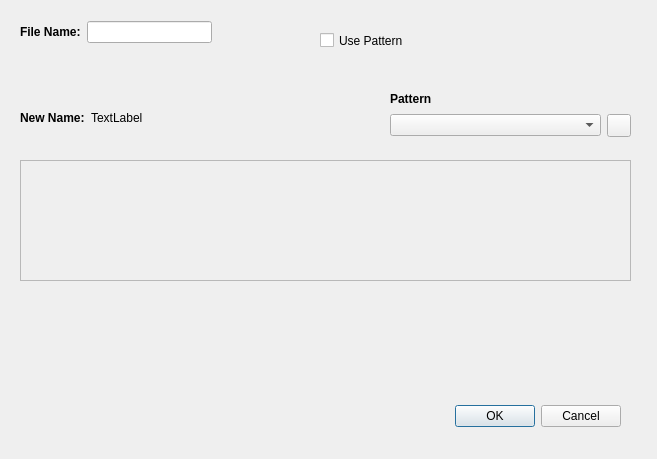
This is examples/Dynamic/RenameDialog.ui in rbbrnc/krbkACD as Qt 5 draws it before an edit. The edited form follows.
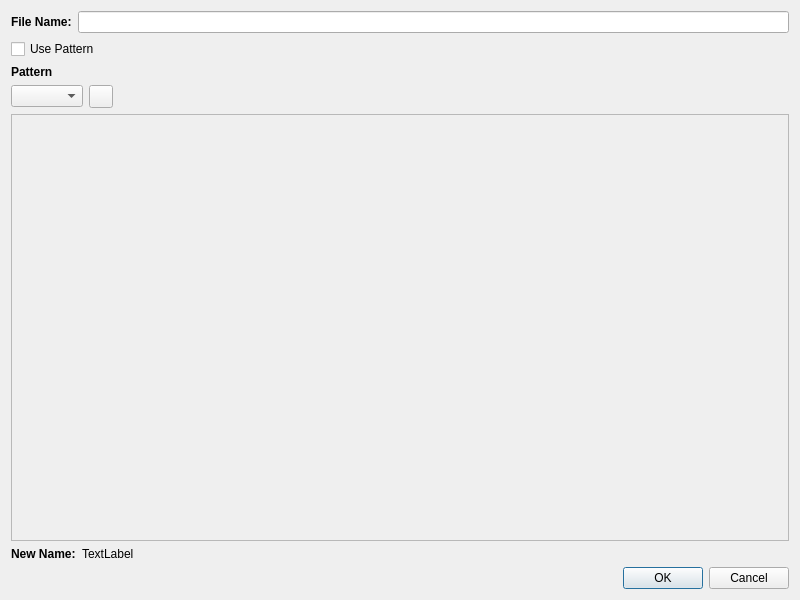
This is the edited form. Icons and pictures are not drawn.

```diff
--- a/examples/Dynamic/RenameDialog.ui
+++ b/examples/Dynamic/RenameDialog.ui
@@ -6,38 +6,66 @@
    <rect>
     <x>0</x>
     <y>0</y>
-    <width>657</width>
-    <height>459</height>
+    <width>800</width>
+    <height>600</height>
    </rect>
   </property>
+  <property name="minimumSize">
+   <size>
+    <width>800</width>
+    <height>0</height>
+   </size>
+  </property>
   <property name="windowTitle">
    <string>Rename</string>
   </property>
-  <widget class="QDialogButtonBox" name="buttonBox">
-   <property name="geometry">
-    <rect>
-     <x>280</x>
-     <y>400</y>
-     <width>341</width>
-     <height>32</height>
-    </rect>
-   </property>
-   <property name="orientation">
-    <enum>Qt::Horizontal</enum>
-   </property>
-   <property name="standardButtons">
-    <set>QDialogButtonBox::Cancel|QDialogButtonBox::Ok</set>
-   </property>
-  </widget>
-  <widget class="QWidget" name="verticalLayoutWidget">
-   <property name="geometry">
-    <rect>
-     <x>390</x>
-     <y>90</y>
-     <width>241</width>
-     <height>51</height>
-    </rect>
-   </property>
+  <layout class="QVBoxLayout" name="verticalLayout_3">
+   <item>
+    <layout class="QHBoxLayout" name="fileNameLayout">
+     <item>
+      <widget class="QLabel" name="label_2">
+       <property name="sizePolicy">
+        <sizepolicy hsizetype="Fixed" vsizetype="Fixed">
+         <horstretch>0</horstretch>
+         <verstretch>0</verstretch>
+        </sizepolicy>
+       </property>
+       <property name="font">
+        <font>
+         <weight>75</weight>
+         <bold>true</bold>
+        </font>
+       </property>
+       <property name="text">
+        <string>File Name:</string>
+       </property>
+      </widget>
+     </item>
+     <item>
+      <widget class="QLineEdit" name="fileNameEdit"/>
+     </item>
+    </layout>
+   </item>
+   <item>
+    <widget class="QCheckBox" name="patternCheckBox">
+     <property name="text">
+      <string>Use Pattern</string>
+     </property>
+    </widget>
+   </item>
+   <item>
+    <widget class="QWidget" name="patternLayoutWidget" native="true">
+     <property name="minimumSize">
+      <size>
+       <width>0</width>
+       <height>400</height>
+      </size>
+     </property>
+     <layout class="QVBoxLayout" name="verticalLayout">
+      <property name="margin">
+       <number>0</number>
+      </property>
+      <item>
    <layout class="QVBoxLayout" name="patternSelectLayout">
     <item>
      <widget class="QLabel" name="label">
@@ -74,19 +102,25 @@
         </property>
        </widget>
       </item>
+          <item>
+           <spacer name="horizontalSpacer">
+            <property name="orientation">
+             <enum>Qt::Horizontal</enum>
+            </property>
+            <property name="sizeHint" stdset="0">
+             <size>
+              <width>40</width>
+              <height>20</height>
+             </size>
+            </property>
+           </spacer>
+          </item>
      </layout>
     </item>
    </layout>
-  </widget>
+      </item>
+      <item>
   <widget class="QScrollArea" name="scrollArea">
-   <property name="geometry">
-    <rect>
-     <x>20</x>
-     <y>160</y>
-     <width>611</width>
-     <height>121</height>
-    </rect>
-   </property>
    <property name="minimumSize">
     <size>
      <width>100</width>
@@ -101,8 +135,8 @@
      <rect>
       <x>0</x>
       <y>0</y>
-      <width>605</width>
-      <height>115</height>
+           <width>786</width>
+           <height>430</height>
      </rect>
     </property>
     <layout class="QVBoxLayout" name="verticalLayout_2">
@@ -112,50 +146,9 @@
     </layout>
    </widget>
   </widget>
-  <widget class="QWidget" name="verticalLayoutWidget_3">
-   <property name="geometry">
-    <rect>
-     <x>20</x>
-     <y>20</y>
-     <width>192</width>
-     <height>25</height>
-    </rect>
-   </property>
-   <layout class="QHBoxLayout" name="horizontalLayout_2">
-    <item>
-     <widget class="QLabel" name="label_2">
-      <property name="sizePolicy">
-       <sizepolicy hsizetype="Fixed" vsizetype="Fixed">
-        <horstretch>0</horstretch>
-        <verstretch>0</verstretch>
-       </sizepolicy>
-      </property>
-      <property name="font">
-       <font>
-        <weight>75</weight>
-        <bold>true</bold>
-       </font>
-      </property>
-      <property name="text">
-       <string>File Name:</string>
-      </property>
-     </widget>
     </item>
     <item>
-     <widget class="QLineEdit" name="originalFileName"/>
-    </item>
-   </layout>
-  </widget>
-  <widget class="QWidget" name="verticalLayoutWidget_4">
-   <property name="geometry">
-    <rect>
-     <x>20</x>
-     <y>110</y>
-     <width>341</width>
-     <height>17</height>
-    </rect>
-   </property>
-   <layout class="QHBoxLayout" name="horizontalLayout_3">
+       <layout class="QHBoxLayout" name="newNameLayout">
     <item>
      <widget class="QLabel" name="label_3">
       <property name="sizePolicy">
@@ -189,20 +182,27 @@
      </widget>
     </item>
    </layout>
-  </widget>
-  <widget class="QCheckBox" name="patternCheckBox">
-   <property name="geometry">
-    <rect>
-     <x>320</x>
-     <y>30</y>
-     <width>151</width>
-     <height>21</height>
-    </rect>
-   </property>
-   <property name="text">
-    <string>Use Pattern</string>
-   </property>
-  </widget>
+      </item>
+     </layout>
+    </widget>
+   </item>
+   <item>
+    <widget class="QDialogButtonBox" name="buttonBox">
+     <property name="sizePolicy">
+      <sizepolicy hsizetype="Minimum" vsizetype="Fixed">
+       <horstretch>0</horstretch>
+       <verstretch>0</verstretch>
+      </sizepolicy>
+     </property>
+     <property name="orientation">
+      <enum>Qt::Horizontal</enum>
+     </property>
+     <property name="standardButtons">
+      <set>QDialogButtonBox::Cancel|QDialogButtonBox::Ok</set>
+     </property>
+    </widget>
+   </item>
+  </layout>
  </widget>
  <resources>
   <include location="Dynamic.qrc"/>
```
Lines whose indentation alone changed are shown as unchanged.
